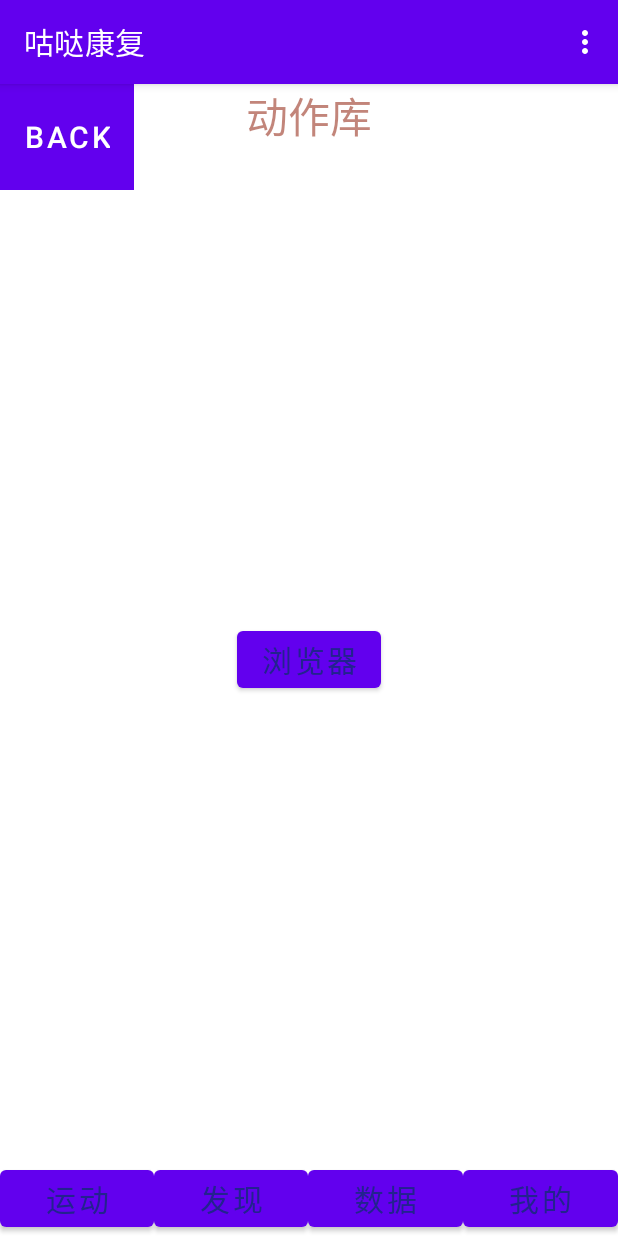
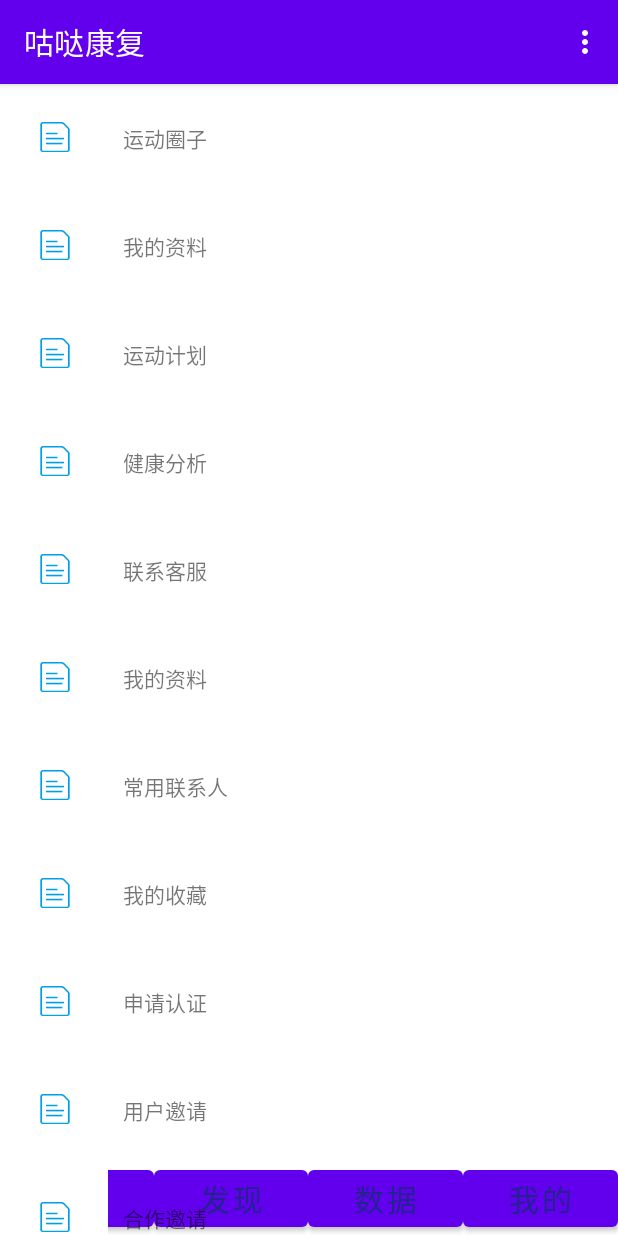
Before and after one commit to prince-75/GuDa, an Android app: the screen it shows after launch (MainActivity), on a phone screen of 412 x 824 dp. Run offline under Robolectric (Android 15) with nearby library versions, the light colour scheme and no system bars.

Commit message:
add：MainActivity中用RecyclerView初步实现滚动界面；delete：FourActivity中用ListView实现的滚动界面

```diff
--- a/app/build.gradle
+++ b/app/build.gradle
@@ -57,4 +57,8 @@ dependencies {
     androidTestImplementation 'androidx.test.ext:junit:1.1.1'
     androidTestImplementation 'androidx.test.espresso:espresso-core:3.2.0'
     compileOnly 'com.google.android.wearable:wearable:2.6.0'
+
+
+    //添加使用滚动控件RecyclerView的依赖库
+    implementation 'androidx.recyclerview:recyclerview:1.0.0'
 }
--- a/app/src/main/java/com/example/guda/Contents.java
+++ b/app/src/main/java/com/example/guda/Contents.java
@@ -1,4 +1,4 @@
-//定义一个实体类Contents，用于提供ListView的实体类型（这里是一张图加一句文字），实例代码在FourActivity类
+//定义一个实体类Contents，用于提供ListView和RecyclerView相同的的实体类型（这里是一张图加一句文字），实例代码在FourActivity类
 package com.example.guda;
 
 public class Contents {
--- a/app/src/main/java/com/example/guda/ContentsAdapter.java
+++ b/app/src/main/java/com/example/guda/ContentsAdapter.java
@@ -1,4 +1,4 @@
-//创建一个自定义适配器，泛型指向Contents类，实例代码在FourActivity类
+//创建一个自定义适配器，泛型指向Contents类，实例代码在FourActivity类,有ListView和RecyclerView两个版本，根据需要打开
 package com.example.guda;
 
 import android.content.Context;
@@ -9,8 +9,11 @@ import android.widget.ArrayAdapter;
 import android.widget.ImageView;
 import android.widget.TextView;
 
+import androidx.recyclerview.widget.RecyclerView;
+
 import java.util.List;
-
+//ListView控件使用
+/*
 public class ContentsAdapter extends ArrayAdapter<Contents> {
     private int resourceId;
     //传入上下文、布局、数据
@@ -39,3 +42,45 @@ public class ContentsAdapter extends ArrayAdapter<Contents> {
         return view;
     }
 }
+ */
+
+//RecyclerView版本
+public class ContentsAdapter extends RecyclerView.Adapter<ContentsAdapter.ViewHolder>{
+    private List<Contents> mContentsList;
+    //内部类ViewHolder
+    static class ViewHolder extends RecyclerView.ViewHolder{
+        ImageView contentsImage;
+        TextView contentsName;
+        //构造函数ViewHolder
+        public ViewHolder(View view){//参数view表示RecyclerView子项的最外层布局
+            super(view);
+            //获取实例
+            contentsImage = (ImageView) view.findViewById(R.id.contents_image);
+            contentsName = (TextView) view.findViewById(R.id.contents_name);
+        }
+    }
+
+    //构造函数ContentsAdapter
+    public ContentsAdapter(List<Contents> contentsList){
+        //全局变量传入数据
+        mContentsList = contentsList;
+    }
+
+    //重写RecyclerView.Adapter的三个方法p124
+    @Override
+    public ViewHolder onCreateViewHolder(ViewGroup parent,int viewType){
+        View view = LayoutInflater.from(parent.getContext()).inflate(R.layout.forth_item,parent,false);
+        ViewHolder holder = new ViewHolder(view);
+        return holder;
+    }
+    @Override
+    public void onBindViewHolder(ViewHolder holder,int position){
+        Contents contents = mContentsList.get(position);
+        holder.contentsImage.setImageResource(contents.getImageId());
+        holder.contentsName.setText(contents.getName());
+    }
+    @Override
+    public int getItemCount(){
+        return mContentsList.size();
+    }
+}
--- a/app/src/main/java/com/example/guda/MainActivity.java
+++ b/app/src/main/java/com/example/guda/MainActivity.java
@@ -3,6 +3,8 @@ package com.example.guda;
 import androidx.appcompat.app.AlertDialog;
 import androidx.appcompat.app.AppCompatActivity;
 import androidx.core.content.FileProvider;
+import androidx.recyclerview.widget.LinearLayoutManager;
+import androidx.recyclerview.widget.RecyclerView;
 
 import android.app.ActionBar;
 import android.app.Activity;
@@ -26,9 +28,12 @@ import android.widget.Toast;
 import java.io.File;
 import java.io.FileNotFoundException;
 import java.io.IOException;
+import java.util.ArrayList;
+import java.util.List;
 
 public class MainActivity extends BaseActivity {
-
+    //滚动目录实列申明
+    private List<Contents> contentsList = new ArrayList<>();
     //创建菜单
     @Override
     public boolean onCreateOptionsMenu(Menu menu) {
@@ -83,6 +88,8 @@ public class MainActivity extends BaseActivity {
             @Override
             public void onClick(View v) {
                 Intent intent = new Intent(MainActivity.this, ThirdActivity.class);
+                intent.putExtra("param1","data1");
+                intent.putExtra("param2","data2");
                 startActivity(intent);
             }
         });
@@ -111,5 +118,44 @@ public class MainActivity extends BaseActivity {
             }
         });
 */
+
+        //RecyclerView滚动屏幕
+        initContents();//滚动数据初始化
+        RecyclerView recyclerView = (RecyclerView) findViewById(R.id.recycler_View);
+        LinearLayoutManager layoutManager = new LinearLayoutManager(this);//线性布局
+        recyclerView.setLayoutManager(layoutManager);
+//        layoutManager.setOrientation(LinearLayoutManager.HORIZONTAL);//实现横向滚动
+        ContentsAdapter adapter = new ContentsAdapter(contentsList);
+        recyclerView.setAdapter(adapter);
+
+    }
+
+    private void initContents(){
+        for(int i=0;i<2;i++){
+            Contents wodeziliao11 = new Contents("运动圈子",R.drawable.gerenziliao);
+            contentsList.add(wodeziliao11);
+            Contents wodeziliao = new Contents("我的资料",R.drawable.gerenziliao);
+            contentsList.add(wodeziliao);
+            Contents wodeziliao2 = new Contents("运动计划",R.drawable.gerenziliao);
+            contentsList.add(wodeziliao2);
+            Contents wodeziliao3 = new Contents("健康分析",R.drawable.gerenziliao);
+            contentsList.add(wodeziliao3);
+            Contents wodeziliao4 = new Contents("联系客服",R.drawable.gerenziliao);
+            contentsList.add(wodeziliao4);
+            Contents wodeziliao5 = new Contents("我的资料",R.drawable.gerenziliao);
+            contentsList.add(wodeziliao5);
+            Contents wodeziliao6 = new Contents("常用联系人",R.drawable.gerenziliao);
+            contentsList.add(wodeziliao6);
+            Contents wodeziliao7 = new Contents("我的收藏",R.drawable.gerenziliao);
+            contentsList.add(wodeziliao7);
+            Contents wodeziliao9 = new Contents("申请认证",R.drawable.gerenziliao);
+            contentsList.add(wodeziliao9);
+            Contents wodeziliao10 = new Contents("用户邀请",R.drawable.gerenziliao);
+            contentsList.add(wodeziliao10);
+            Contents wodeziliao12 = new Contents("合作邀请",R.drawable.gerenziliao);
+            contentsList.add(wodeziliao12);
+            Contents wodeziliao13 = new Contents("APP信息",R.drawable.gerenziliao);
+            contentsList.add(wodeziliao13);
+        }
     }
 }
--- a/app/src/main/res/layout/activity_main.xml
+++ b/app/src/main/res/layout/activity_main.xml
@@ -6,43 +6,43 @@
     <!--    android:orientation="horizontal"-->
 
 <!--自定义标题栏返回和编辑按钮-->
-    <com.example.guda.TitleLayout
-        android:layout_width="match_parent"
-        android:layout_height="wrap_content"
-    />
+<!--    <com.example.guda.TitleLayout-->
+<!--        android:layout_width="match_parent"-->
+<!--        android:layout_height="wrap_content"-->
+<!--    />-->
 
 <!--自定义导航栏四个按钮-->
     <include layout="@layout/activity_bottom_interface"/>
 
+<!--滚动控件-->
+    <androidx.recyclerview.widget.RecyclerView
+        android:id="@+id/recycler_View"
+        android:layout_width="match_parent"
+        android:layout_height="match_parent"
+        />
+
 <!--上方标题栏-->
-    <TextView
-        android:id="@+id/text_view"
-        android:layout_width="match_parent"
-        android:layout_height="wrap_content"
-        android:gravity="center"
-        android:text="动作库"
-        android:textColor="#9932"
-        android:textSize="28dp"/>
-
-<!--    -->
-    <Button
-        android:layout_width="wrap_content"
-        android:layout_height="wrap_content"
-        android:id="@+id/button_intent"
-        android:text="浏览器"
-        android:textColor="#23238E"
-        android:textSize="20dp"
-        android:layout_centerInParent="true"
-        />
-    <!--    android:layout_alignParentLeft="true"
-            android:layout_alignParentBottom="true"
-            android:layout_gravity="bottom"-->
-    <!--    android:layout_weight="1"
-            android:layout_gravity="bottom"-->
+<!--    <TextView-->
+<!--        android:id="@+id/text_view"-->
+<!--        android:layout_width="match_parent"-->
+<!--        android:layout_height="wrap_content"-->
+<!--        android:gravity="center"-->
+<!--        android:text="动作库"-->
+<!--        android:textColor="#9932"-->
+<!--        android:textSize="28dp"/>-->
 
 
 
-
+<!--隐式Intent访问外部网页-->
+<!--    <Button-->
+<!--        android:layout_width="wrap_content"-->
+<!--        android:layout_height="wrap_content"-->
+<!--        android:id="@+id/button_intent"-->
+<!--        android:text="浏览器"-->
+<!--        android:textColor="#23238E"-->
+<!--        android:textSize="20dp"-->
+<!--        android:layout_centerInParent="true"-->
+<!--        />-->
 
 
 <!--调用本机摄像头-->
@@ -56,7 +56,6 @@
 <!--            android:id="@+id/take_photo"-->
 <!--            android:text="Take Photo"-->
 <!--            android:layout_gravity="center_vertical"/>-->
-
 <!--        <ImageView-->
 <!--            android:layout_width="match_parent"-->
 <!--            android:layout_height="wrap_content"-->
```
Also changed, not shown: app/src/main/java/com/example/guda/FourActivity.java (+33 -35 lines), app/src/main/java/com/example/guda/TitleLayout.java (+8 -8 lines), app/src/main/res/layout/activity_four.xml (+15 -15 lines), app/src/main/res/layout/activity_second.xml (+12 -12 lines), app/src/main/res/layout/activity_third.xml (+13 -13 lines), app/src/main/res/layout/activity_title_layout.xml (+12 -12 lines).
